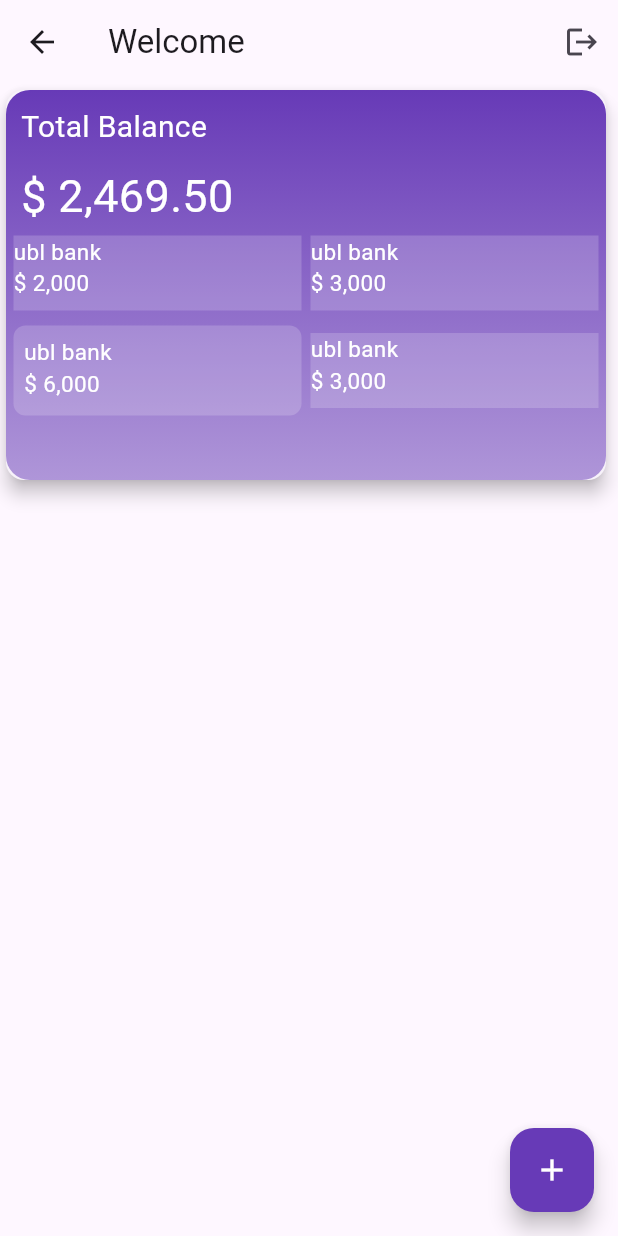
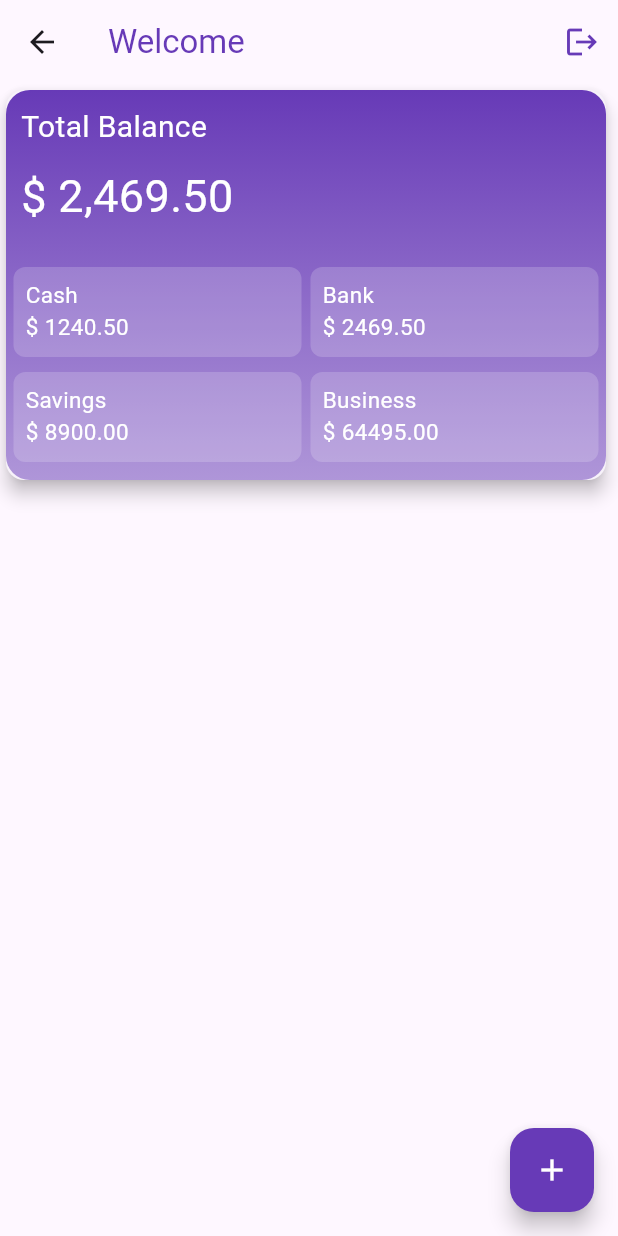
Before and after one commit to iffykhan/personal_finnace, a Flutter app: the Dashboard screen opened by its route, on a phone screen of 412 x 824 dp. Run offline on Flutter 3.47's test engine with Material 3 defaults, Android fonts, the phone set to English and light mode, and no system bars; our stand-ins replace firebase_auth, firebase_core, flutter_riverpod, flutter_signin_button; accounts and stored records are empty.

Commit message:
1: Added Dashboard container widgets for accounts. 2: List Transactions of each accounts on tap 3: Add Transactions like transfer,income,expense

```diff
--- a/lib/routes/routes.dart
+++ b/lib/routes/routes.dart
@@ -1,5 +1,7 @@
 import 'package:flutter/material.dart';
 import 'package:personal_finance/routes/screen_routes.dart';
+// import 'package:personal_finance/ui/screens/account_detail_screen.dart';
+import 'package:personal_finance/ui/screens/add_transaction_screen.dart';
 import 'package:personal_finance/ui/screens/dashboard_screen.dart';
 import 'package:personal_finance/ui/screens/login_screen.dart';
 import 'package:personal_finance/ui/screens/signup_screen.dart';
@@ -13,6 +15,10 @@ class Routes {
         return MaterialPageRoute(builder: (context) => SignUpScreen());
       case RouteName.dashboardScreen:
         return MaterialPageRoute(builder: (context) => Dashboard());
+      // case RouteName.accountDetailScreen:
+      //   return MaterialPageRoute(builder: (context) => AccountDetailScreen());
+      case RouteName.addTransactionScreen:
+        return MaterialPageRoute(builder: (context) => AddTransactionScreen());
       default:
         return MaterialPageRoute(
             builder: (context) => Scaffold(
--- a/lib/routes/screen_routes.dart
+++ b/lib/routes/screen_routes.dart
@@ -2,4 +2,6 @@ class RouteName {
   static const String loginScreen = 'login_screen';
   static const String signupScreen = 'signup_screen';
   static const String dashboardScreen = 'dashboard_screen';
+  static const String accountDetailScreen = 'account_detail_screen';
+  static const String addTransactionScreen = 'add_transaction_screen';
 }
--- a/lib/ui/screens/dashboard_screen.dart
+++ b/lib/ui/screens/dashboard_screen.dart
@@ -1,6 +1,7 @@
 import 'package:firebase_auth/firebase_auth.dart';
 import 'package:flutter/material.dart';
 import 'package:personal_finance/routes/screen_routes.dart';
+import 'package:personal_finance/ui/widgets/dashboard_account_container.dart';
 
 
 class Dashboard extends StatelessWidget {
@@ -11,9 +12,9 @@ class Dashboard extends StatelessWidget {
     final FirebaseAuth auth = FirebaseAuth.instance;
     return Scaffold(
       appBar: AppBar(title: Text(
-          'Welcome ${auth.currentUser?.displayName}' ),
+          'Welcome ${auth.currentUser?.displayName}', style: TextStyle(color: Colors.deepPurple), ),
         actions: [IconButton(onPressed: () => logout(context),
-            icon: Icon(Icons.logout))],),
+            icon: Icon(Icons.logout,color: Colors.deepPurple,))],),
       body: Column(
         children: [
           Card(
@@ -44,43 +45,16 @@ class Dashboard extends StatelessWidget {
                     ),
                   ],
                 ),
-
+                SizedBox(height: 21,),
                 Padding(
                   padding: const EdgeInsets.all(5.0),
                   child: Row(
                     children: [
-                      Expanded(
-                        child: Container(
-                          height: 50,
-                          decoration: BoxDecoration(
-                            color: Colors.white.withOpacity(0.18),
-                          ),
-                          child: Column(
-                            mainAxisAlignment: MainAxisAlignment.start,
-                            crossAxisAlignment: CrossAxisAlignment.start,
-                            children: [
-                              Text('ubl bank',style: TextStyle(color: Colors.white,fontSize: 15),),
-                              Text('\$ 2,000',style: TextStyle(color: Colors.white,fontSize: 15),),
-                            ],
-                          ),
-                        ),
-                      ),
+                      DashboardAccountContainer(account: dummyAccounts[0]),
                       SizedBox(
                         width: 6,
                       ),
-                      Expanded(
-                        child: Container(height: 50,
-                          decoration: BoxDecoration(
-                            color: Colors.white.withOpacity(0.18),
-                          ),child: Column(
-                            crossAxisAlignment: CrossAxisAlignment.start,
-                            children: [
-                              Text('ubl bank',style: TextStyle(color: Colors.white,fontSize: 15),),
-                              Text('\$ 3,000',style: TextStyle(color: Colors.white,fontSize: 15),),
-                            ],
-                          ),
-                        ),
-                      )
+                      DashboardAccountContainer(account: dummyAccounts[1]),
                     ],
                   ),
                 ),
@@ -88,39 +62,11 @@ class Dashboard extends StatelessWidget {
                   padding: const EdgeInsets.all(5.0),
                   child: Row(
                     children: [
-                      Expanded(
-                        child: Container(
-                          padding: EdgeInsets.all(7),height: 60,
-                          decoration: BoxDecoration(
-                            borderRadius: BorderRadius.circular(8),
-                            color: Colors.white.withOpacity(0.18),
-                          ),
-                          child: Column(
-                            crossAxisAlignment: CrossAxisAlignment.start,
-                            children: [
-                              Text('ubl bank',style: TextStyle(color: Colors.white,fontSize: 15),),
-                              Text('\$ 6,000',style: TextStyle(color: Colors.white,fontSize: 15),),
-                            ],
-                          ),
-                        ),
-                      ),
+                      DashboardAccountContainer(account: dummyAccounts[2]),
                       SizedBox(
                         width: 6,
                       ),
-                      Expanded(
-                        child: Container(height: 50,
-                          decoration: BoxDecoration(
-                            color: Colors.white.withOpacity(0.18),
-                          ),
-                          child: Column(
-                            crossAxisAlignment: CrossAxisAlignment.start,
-                            children: [
-                              Text('ubl bank',style: TextStyle(color: Colors.white,fontSize: 15),),
-                              Text('\$ 3,000',style: TextStyle(color: Colors.white,fontSize: 15),),
-                            ],
-                          ),
-                        ),
-                      )
+                      DashboardAccountContainer(account: dummyAccounts[3]),
                     ],
                   ),
                 )
@@ -132,7 +78,9 @@ class Dashboard extends StatelessWidget {
         ],
       ),
       floatingActionButton: FloatingActionButton(
-        onPressed: (){},
+        onPressed: (){
+          Navigator.pushNamed(context, RouteName.addTransactionScreen);
+        },
         tooltip: 'Increment',
         backgroundColor: Colors.deepPurple, // Customizes the button's background color
         foregroundColor: Colors.white,
@@ -150,51 +98,39 @@ class Dashboard extends StatelessWidget {
   }
 }
 
+class Account {
+  final String id;
+  final String name;
+  final double balance;
 
+  const Account({
+    required this.id,
+    required this.name,
+    required this.balance,
+  });
+}
 
+const dummyAccounts = [
+  Account(id: 'a1', name: 'Cash', balance: 1240.50),
+  Account(id: 'a2', name: 'Bank', balance: 2469.50),
+  Account(id: 'a3', name: 'Savings', balance: 8900.00),
+  Account(id: 'a4', name: 'Business', balance: 64495.00),
+];
 
-
-
-//
-// Widget _accountChip(String title) {
-//   return Expanded(
-//     child: Container(
-//       //padding: const EdgeInsets.symmetric(horizontal: 12, vertical: 8),
-//       decoration: BoxDecoration(
-//         color: Colors.white.withOpacity(0.2),
-//         borderRadius: BorderRadius.circular(5),
-//       ),
-//       child: Text(
-//         title,
-//         style: const TextStyle(
-//           color: Colors.white,
-//           fontSize: 20,
-//           fontWeight: FontWeight.w500,
-//         ),
-//       ),
-//     ),
-//   );
-// }
-//
-// Widget _addAccountChip() {
-//   return Expanded(
-//     child: Container(
-//       //padding: const EdgeInsets.all(8),
-//       decoration: BoxDecoration(
-//         color: Colors.white.withOpacity(0.2),
-//         borderRadius: BorderRadius.circular(5),
-//       ),
-//       child: Center(
-//         child: Text(
-//           '+',
-//           style: const TextStyle(
-//             color: Colors.white,
-//             fontSize: 20,
-//             fontWeight: FontWeight.w500,
-//           ),
-//         ),
-//       ),
-//     ),
-//   );
-// }
-//
+const dummyTransactions = [
+  {
+    'accountId': 'a2',
+    'title': 'Groceries',
+    'amount': -120.0,
+  },
+  {
+    'accountId': 'a2',
+    'title': 'Salary',
+    'amount': 2500.0,
+  },
+  {
+    'accountId': 'a2',
+    'title': 'Transport',
+    'amount': -80.5,
+  },
+];
--- /dev/null
+++ b/lib/ui/widgets/dashboard_account_container.dart
@@ -0,0 +1,52 @@
+import 'package:flutter/material.dart';
+import '../screens/account_detail_screen.dart';
+import '../screens/dashboard_screen.dart';
+
+// Class in Dashboard
+// To Do : Add Router with account class passing through widget
+
+class DashboardAccountContainer extends StatelessWidget {
+  final Account account;
+
+  const DashboardAccountContainer({
+    super.key,
+    required this.account,
+  });
+
+  @override
+  Widget build(BuildContext context) {
+    return Expanded(
+      child: InkWell(
+        onTap: () {
+          Navigator.push(
+            context,
+            MaterialPageRoute(
+              builder: (_) => AccountDetailScreen(account: account),
+            ),
+          );
+        },
+        child: Container(
+          padding: const EdgeInsets.all(8),
+          height: 60,
+          decoration: BoxDecoration(
+            borderRadius: BorderRadius.circular(8),
+            color: Colors.white.withOpacity(0.18),
+          ),
+          child: Column(
+            crossAxisAlignment: CrossAxisAlignment.start,
+            children: [
+              Text(
+                account.name,
+                style: const TextStyle(color: Colors.white, fontSize: 15),
+              ),
+              Text(
+                '\$ ${account.balance.toStringAsFixed(2)}',
+                style: const TextStyle(color: Colors.white, fontSize: 15),
+              ),
+            ],
+          ),
+        ),
+      ),
+    );
+  }
+}
```
Also changed, not shown: lib/ui/screens/account_detail_screen.dart (added, +96 -0 lines), lib/ui/screens/add_transaction_screen.dart (added, +428 -0 lines), pubspec.lock.
